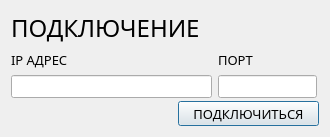
The window that Group_Project_Win/GUI/Forms/UI/connectWindowForm.ui (Metaraddin/SiPI_4) describes before a commit, drawn with Qt 5.
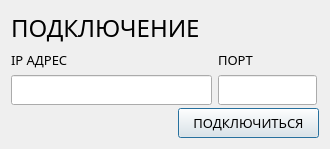
The same window after the commit.

```diff
--- a/Group_Project_Win/GUI/Forms/UI/connectWindowForm.ui
+++ b/Group_Project_Win/GUI/Forms/UI/connectWindowForm.ui
@@ -7,19 +7,19 @@
     <x>0</x>
     <y>0</y>
     <width>330</width>
-    <height>137</height>
+    <height>149</height>
    </rect>
   </property>
   <property name="minimumSize">
    <size>
     <width>330</width>
-    <height>137</height>
+    <height>149</height>
    </size>
   </property>
   <property name="maximumSize">
    <size>
     <width>330</width>
-    <height>137</height>
+    <height>149</height>
    </size>
   </property>
   <property name="windowTitle">
@@ -61,13 +61,13 @@
          <property name="minimumSize">
           <size>
            <width>201</width>
-           <height>23</height>
+           <height>30</height>
           </size>
          </property>
          <property name="maximumSize">
           <size>
            <width>201</width>
-           <height>23</height>
+           <height>30</height>
           </size>
          </property>
          <property name="font">
@@ -103,13 +103,13 @@
          <property name="minimumSize">
           <size>
            <width>50</width>
-           <height>23</height>
+           <height>30</height>
           </size>
          </property>
          <property name="maximumSize">
           <size>
            <width>99</width>
-           <height>23</height>
+           <height>30</height>
           </size>
          </property>
          <property name="font">
@@ -147,7 +147,7 @@
        <property name="minimumSize">
         <size>
          <width>141</width>
-         <height>25</height>
+         <height>30</height>
         </size>
        </property>
        <property name="font">
```
